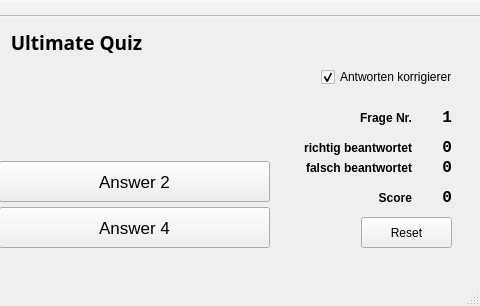
Above: mainwindow.ui from xnumad/new-quiz before the change; both pictures show x 329 to 809 and y 0 to 306 of the 809 by 306 pixel window. Below: the same form after it.
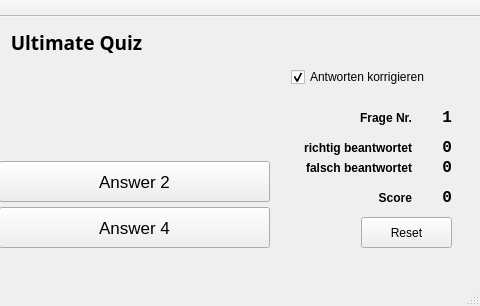
That is the form after the change.

Commit message: Resize statistics area

Patch:
```diff
--- a/mainwindow.ui
+++ b/mainwindow.ui
@@ -17,9 +17,9 @@
    <widget class="QLabel" name="lblScore">
     <property name="geometry">
      <rect>
-      <x>630</x>
+      <x>610</x>
       <y>170</y>
-      <width>111</width>
+      <width>131</width>
       <height>21</height>
      </rect>
     </property>
@@ -109,9 +109,9 @@
    <widget class="QCheckBox" name="chkCorrectAnswers">
     <property name="geometry">
      <rect>
-      <x>650</x>
+      <x>620</x>
       <y>50</y>
-      <width>131</width>
+      <width>161</width>
       <height>20</height>
      </rect>
     </property>
@@ -213,9 +213,9 @@
    <widget class="QLabel" name="lblAnsweredWrong">
     <property name="geometry">
      <rect>
-      <x>630</x>
+      <x>610</x>
       <y>140</y>
-      <width>111</width>
+      <width>131</width>
       <height>21</height>
      </rect>
     </property>
@@ -236,9 +236,9 @@
    <widget class="QLabel" name="lblAnsweredCorrectly">
     <property name="geometry">
      <rect>
-      <x>630</x>
+      <x>610</x>
       <y>120</y>
-      <width>111</width>
+      <width>131</width>
       <height>21</height>
      </rect>
     </property>
@@ -307,9 +307,9 @@
    <widget class="QLabel" name="lblQuestionCounter">
     <property name="geometry">
      <rect>
-      <x>630</x>
+      <x>610</x>
       <y>90</y>
-      <width>111</width>
+      <width>131</width>
       <height>21</height>
      </rect>
     </property>
```
Left out of the diff: 2 changed lines with no effect on the pictures.
